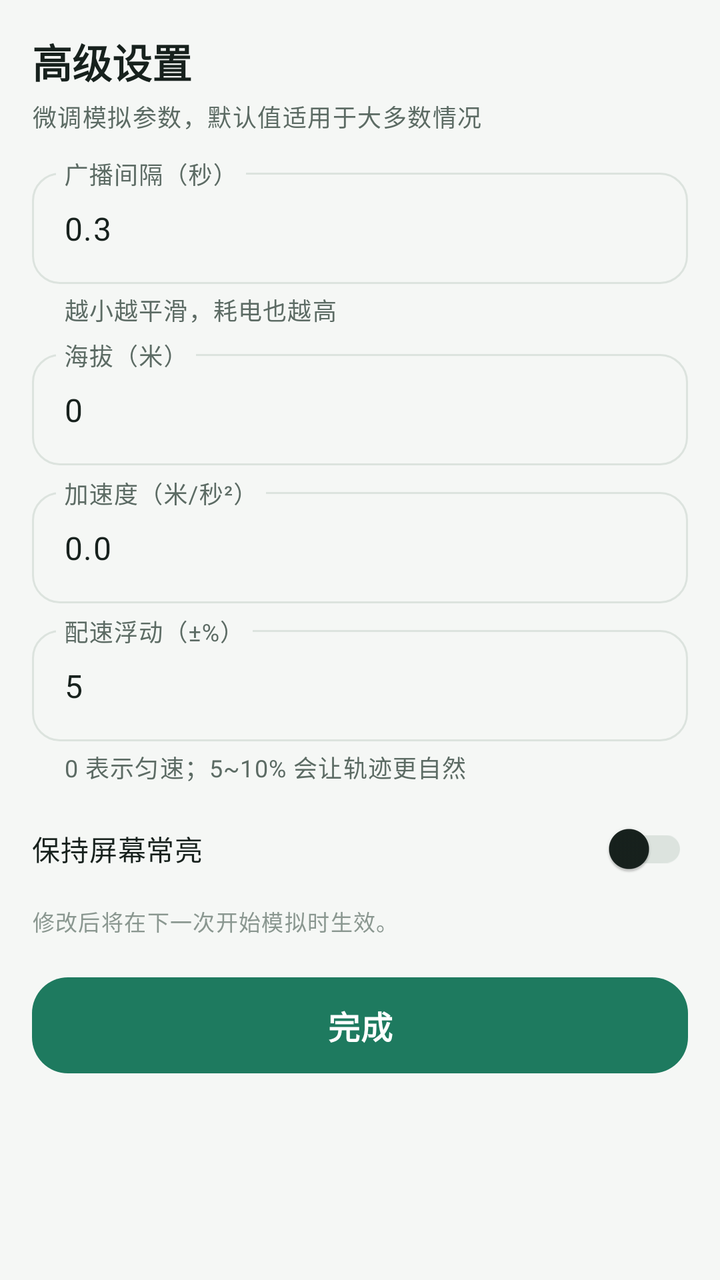
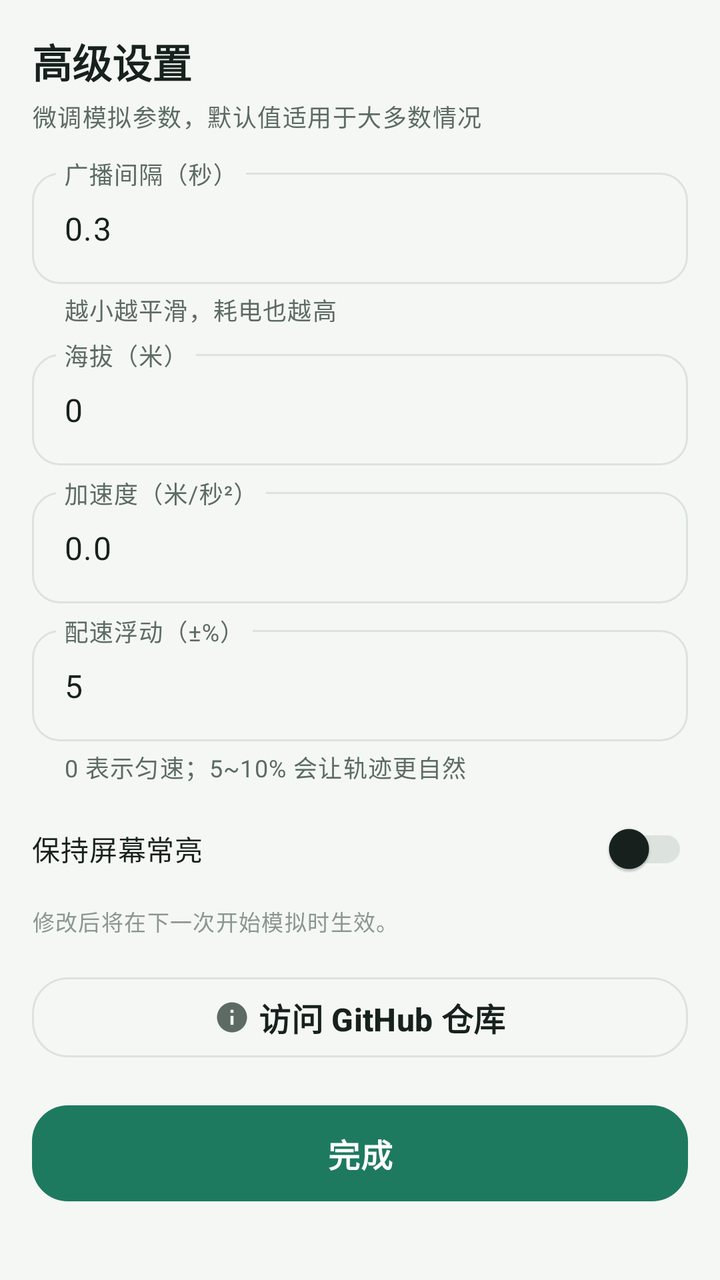

Compare the two renders of this Android layout. The source of the first and the diff that turns it into the second are given below.
<!-- AndroidManifest.xml: application theme Theme.FakeGPS -->
<!-- res/layout/sheet_settings.xml -->
<?xml version="1.0" encoding="utf-8"?>
<LinearLayout xmlns:android="http://schemas.android.com/apk/res/android"
    xmlns:app="http://schemas.android.com/apk/res-auto"
    android:layout_width="match_parent"
    android:layout_height="wrap_content"
    android:orientation="vertical"
    android:padding="16dp"
    android:paddingBottom="24dp">

    <TextView
        android:layout_width="wrap_content"
        android:layout_height="wrap_content"
        android:text="@string/settings_title"
        android:textColor="@color/text_primary"
        android:textSize="20sp"
        android:textStyle="bold" />

    <TextView
        android:layout_width="match_parent"
        android:layout_height="wrap_content"
        android:layout_marginTop="4dp"
        android:text="@string/settings_subtitle"
        android:textAppearance="@style/TextAppearance.App.Label" />

    <com.google.android.material.textfield.TextInputLayout
        android:id="@+id/til_interval"
        style="@style/Widget.App.TextField"
        android:layout_width="match_parent"
        android:layout_height="wrap_content"
        android:layout_marginTop="14dp"
        android:hint="@string/hint_interval"
        app:helperText="@string/helper_interval">

        <com.google.android.material.textfield.TextInputEditText
            android:id="@+id/et_interval"
            android:layout_width="match_parent"
            android:layout_height="wrap_content"
            android:imeOptions="actionNext"
            android:inputType="numberDecimal"
            android:maxLines="1"
            android:text="0.3"
            android:textSize="@dimen/text_input" />
    </com.google.android.material.textfield.TextInputLayout>

    <com.google.android.material.textfield.TextInputLayout
        android:id="@+id/til_altitude"
        style="@style/Widget.App.TextField"
        android:layout_width="match_parent"
        android:layout_height="wrap_content"
        android:layout_marginTop="8dp"
        android:hint="@string/hint_altitude">

        <com.google.android.material.textfield.TextInputEditText
            android:id="@+id/et_altitude"
            android:layout_width="match_parent"
            android:layout_height="wrap_content"
            android:imeOptions="actionNext"
            android:inputType="number"
            android:maxLines="1"
            android:text="0"
            android:textSize="@dimen/text_input" />
    </com.google.android.material.textfield.TextInputLayout>

    <com.google.android.material.textfield.TextInputLayout
        android:id="@+id/til_acceleration"
        style="@style/Widget.App.TextField"
        android:layout_width="match_parent"
        android:layout_height="wrap_content"
        android:layout_marginTop="8dp"
        android:hint="@string/hint_acceleration">

        <com.google.android.material.textfield.TextInputEditText
            android:id="@+id/et_acceleration"
            android:layout_width="match_parent"
            android:layout_height="wrap_content"
            android:imeOptions="actionDone"
            android:inputType="numberDecimal"
            android:maxLines="1"
            android:text="0.0"
            android:textSize="@dimen/text_input" />
    </com.google.android.material.textfield.TextInputLayout>

    <com.google.android.material.textfield.TextInputLayout
        android:id="@+id/til_speed_variance"
        style="@style/Widget.App.TextField"
        android:layout_width="match_parent"
        android:layout_height="wrap_content"
        android:layout_marginTop="8dp"
        android:hint="@string/hint_speed_variance"
        app:helperText="@string/helper_speed_variance">

        <com.google.android.material.textfield.TextInputEditText
            android:id="@+id/et_speed_variance"
            android:layout_width="match_parent"
            android:layout_height="wrap_content"
            android:imeOptions="actionNext"
            android:inputType="number"
            android:maxLines="1"
            android:text="5"
            android:textSize="@dimen/text_input" />
    </com.google.android.material.textfield.TextInputLayout>

    <com.google.android.material.switchmaterial.SwitchMaterial
        android:id="@+id/switch_keep_screen"
        android:layout_width="match_parent"
        android:layout_height="wrap_content"
        android:layout_marginTop="8dp"
        android:minHeight="48dp"
        android:text="@string/switch_keep_screen"
        android:textColor="@color/text_primary"
        android:textSize="@dimen/text_body" />

    <TextView
        android:id="@+id/tv_settings_hint"
        android:layout_width="match_parent"
        android:layout_height="wrap_content"
        android:layout_marginTop="4dp"
        android:text="@string/settings_hint"
        android:textAppearance="@style/TextAppearance.App.Label.Small" />

    <com.google.android.material.button.MaterialButton
        android:id="@+id/btn_settings_done"
        style="@style/Widget.App.Button.Primary"
        android:layout_width="match_parent"
        android:layout_height="@dimen/size_button"
        android:layout_marginTop="16dp"
        android:text="@string/btn_done" />
</LinearLayout>
<!-- resources referenced by this layout -->
<resources>
  <color name="text_primary">#17211D</color>
  <dimen name="size_button">56dp</dimen>
  <dimen name="text_body">14sp</dimen>
  <dimen name="text_input">16sp</dimen>
  <string name="btn_done">完成</string>
  <string name="helper_interval">越小越平滑，耗电也越高</string>
  <string name="helper_speed_variance">0 表示匀速；5~10% 会让轨迹更自然</string>
  <string name="hint_acceleration">加速度（米/秒²）</string>
  <string name="hint_altitude">海拔（米）</string>
  <string name="hint_interval">广播间隔（秒）</string>
  <string name="hint_speed_variance">配速浮动（±%）</string>
  <string name="settings_hint">修改后将在下一次开始模拟时生效。</string>
  <string name="settings_subtitle">微调模拟参数，默认值适用于大多数情况</string>
  <string name="settings_title">高级设置</string>
  <string name="switch_keep_screen">保持屏幕常亮</string>
  <style name="TextAppearance.App.Label" parent="TextAppearance.Material3.LabelMedium">
          <item name="android:textSize">@dimen/text_label</item>
          <item name="android:textColor">@color/text_secondary</item>
      </style>
  <style name="TextAppearance.App.Label.Small" parent="TextAppearance.App.Label">
          <item name="android:textSize">@dimen/text_label_small</item>
          <item name="android:textColor">@color/text_tertiary</item>
      </style>
  <style name="Theme.FakeGPS" parent="Base.Theme.FakeGPS" />
  <dimen name="text_label">12sp</dimen>
  <color name="text_secondary">#5C6B64</color>
  <dimen name="text_label_small">11sp</dimen>
  <color name="text_tertiary">#8A9790</color>
  <color name="brand_primary">#1E7A5F</color>
  <color name="brand_on_primary">#FFFFFF</color>
  <dimen name="radius_button">18dp</dimen>
  <dimen name="text_button">16sp</dimen>
  <dimen name="space_s">8dp</dimen>
  <color name="ripple_on_primary">#33FFFFFF</color>
  <dimen name="radius_field">14dp</dimen>
  <color name="brand_primary_container">#DDF0E7</color>
  <color name="brand_on_primary_container">#0C3B2C</color>
  <color name="brand_secondary">#E08A3C</color>
  <color name="brand_on_secondary">#3D230C</color>
  <color name="brand_secondary_container">#FBEDDC</color>
  <color name="brand_on_secondary_container">#6B3D12</color>
  <color name="bg_app">#F5F7F5</color>
  <color name="surface_card">#FFFFFF</color>
  <color name="surface_variant">#EEF2EF</color>
  <color name="outline">#DCE3DE</color>
  <color name="danger">#B3261E</color>
  <color name="ripple">#1F1E7A5F</color>
  <!-- unchanged entries left out for length: 3 -->
</resources>

<!-- the commit's change to res/layout/sheet_settings.xml (unified diff, before → after) -->
@@ -119,6 +119,17 @@
         android:textAppearance="@style/TextAppearance.App.Label.Small" />
 
     <com.google.android.material.button.MaterialButton
+        android:id="@+id/btn_open_repo"
+        style="@style/Widget.App.Button.Outlined"
+        android:layout_width="match_parent"
+        android:layout_height="@dimen/size_button_small"
+        android:layout_marginTop="16dp"
+        android:text="@string/open_repo"
+        app:icon="@drawable/ic_info"
+        app:iconGravity="textStart"
+        app:iconSize="18dp" />
+
+    <com.google.android.material.button.MaterialButton
         android:id="@+id/btn_settings_done"
         style="@style/Widget.App.Button.Primary"
         android:layout_width="match_parent"
<!-- resource entries referenced after the edit -->
@@ -2,8 +2,21 @@
 <resources>
   <color name="text_primary">#17211D</color>
   <dimen name="size_button">56dp</dimen>
+  <dimen name="size_button_small">48dp</dimen>
   <dimen name="text_body">14sp</dimen>
   <dimen name="text_input">16sp</dimen>
+  <!-- drawable ic_info (drawable) -->
+  <?xml version="1.0" encoding="utf-8"?>
+  <vector xmlns:android="http://schemas.android.com/apk/res/android"
+      android:width="24dp"
+      android:height="24dp"
+      android:viewportWidth="24"
+      android:viewportHeight="24"
+      android:tint="@color/icon_tint">
+      <path
+          android:fillColor="#FF000000"
+          android:pathData="M12,2C6.48,2 2,6.48 2,12s4.48,10 10,10 10,-4.48 10,-10S17.52,2 12,2zM13,17h-2v-6h2v6zM13,9h-2L11,7h2v2z" />
+  </vector>
   <string name="btn_done">完成</string>
   <string name="helper_interval">越小越平滑，耗电也越高</string>
   <string name="helper_speed_variance">0 表示匀速；5~10% 会让轨迹更自然</string>
@@ -11,6 +24,7 @@
   <string name="hint_altitude">海拔（米）</string>
   <string name="hint_interval">广播间隔（秒）</string>
   <string name="hint_speed_variance">配速浮动（±%）</string>
+  <string name="open_repo">访问 GitHub 仓库</string>
   <string name="settings_hint">修改后将在下一次开始模拟时生效。</string>
   <string name="settings_subtitle">微调模拟参数，默认值适用于大多数情况</string>
   <string name="settings_title">高级设置</string>
@@ -23,7 +37,19 @@
           <item name="android:textSize">@dimen/text_label_small</item>
           <item name="android:textColor">@color/text_tertiary</item>
       </style>
+  <style name="Widget.App.Button.Outlined" parent="Widget.Material3.Button.OutlinedButton">
+          <item name="strokeColor">@color/outline</item>
+          <item name="strokeWidth">1dp</item>
+          <item name="android:textColor">@color/text_primary</item>
+          <item name="iconTint">@color/text_secondary</item>
+          <item name="cornerRadius">@dimen/radius_button</item>
+          <item name="android:textSize">@dimen/text_button</item>
+          <item name="android:textStyle">bold</item>
+          <item name="iconPadding">@dimen/space_xs</item>
+          <item name="rippleColor">@color/ripple</item>
+      </style>
   <style name="Theme.FakeGPS" parent="Base.Theme.FakeGPS" />
+  <color name="icon_tint">#5C6B64</color>
   <dimen name="text_label">12sp</dimen>
   <color name="text_secondary">#5C6B64</color>
   <dimen name="text_label_small">11sp</dimen>
@@ -32,6 +58,7 @@
   <color name="brand_on_primary">#FFFFFF</color>
   <dimen name="radius_button">18dp</dimen>
   <dimen name="text_button">16sp</dimen>
+  <dimen name="space_xs">4dp</dimen>
   <dimen name="space_s">8dp</dimen>
   <color name="ripple_on_primary">#33FFFFFF</color>
   <dimen name="radius_field">14dp</dimen>
